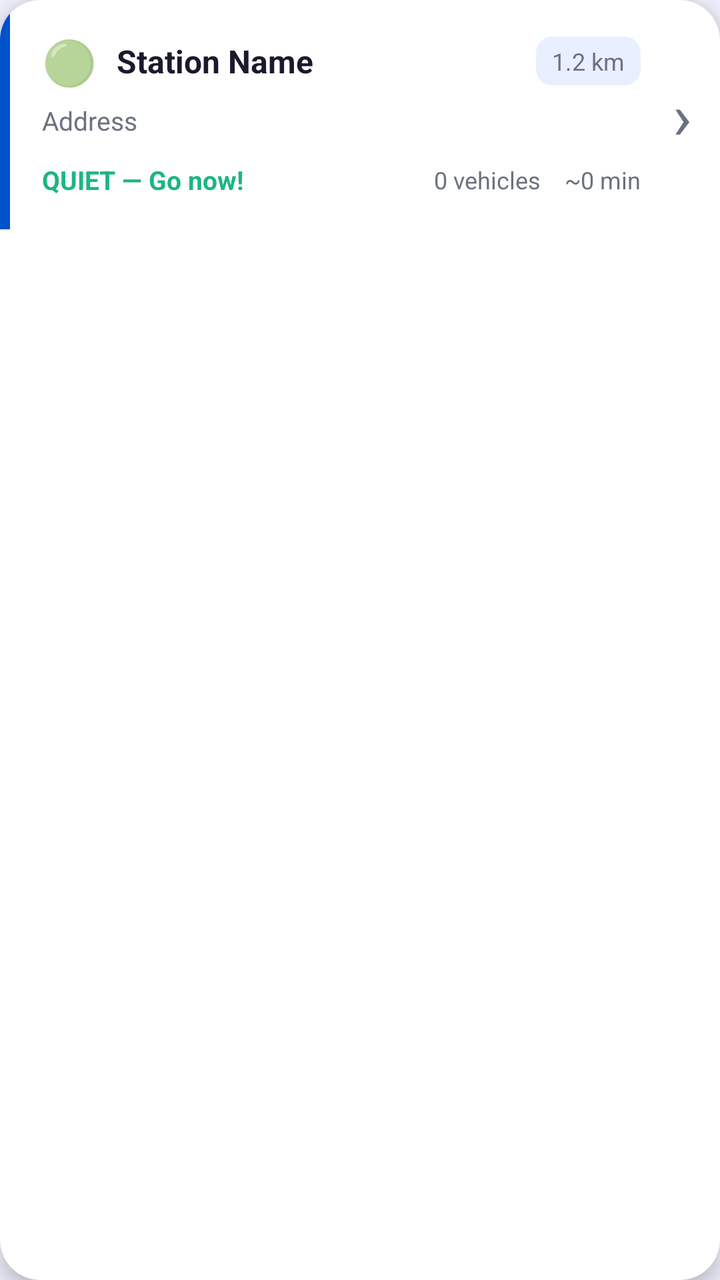
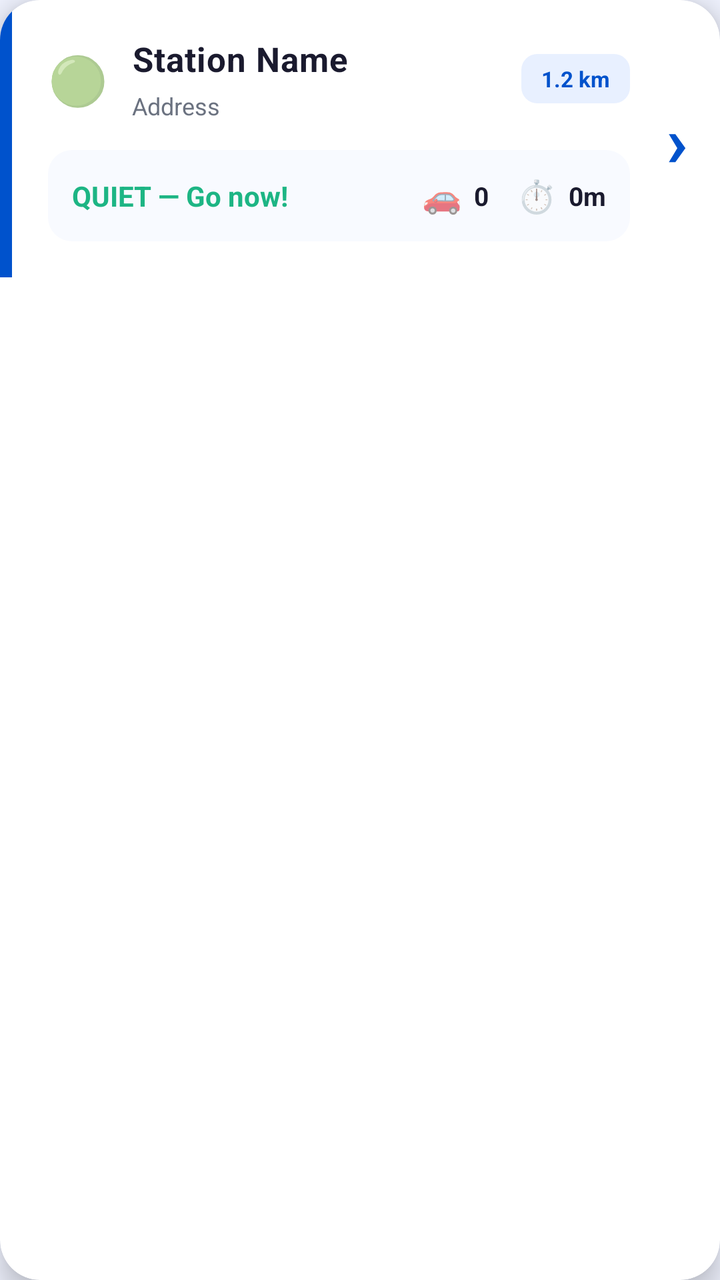

The first picture is an Android layout as it rendered before a commit; the second is the same layout after the commit. The layout source and the unified diff follow.
<!-- AndroidManifest.xml: application theme Theme.FuelQueue -->
<!-- res/layout/item_station.xml -->
<?xml version="1.0" encoding="utf-8"?>
<androidx.cardview.widget.CardView
    xmlns:android="http://schemas.android.com/apk/res/android"
    xmlns:app="http://schemas.android.com/apk/res-auto"
    android:layout_width="match_parent"
    android:layout_height="wrap_content"
    android:layout_marginHorizontal="12dp"
    android:layout_marginVertical="8dp"
    app:cardCornerRadius="20dp"
    app:cardElevation="6dp"
    app:cardBackgroundColor="@color/surface">

    <LinearLayout
        android:layout_width="match_parent"
        android:layout_height="wrap_content"
        android:orientation="horizontal">

        
        <View
            android:id="@+id/crowd_indicator"
            android:layout_width="5dp"
            android:layout_height="match_parent"
            android:background="@color/colorPrimary" />

        <LinearLayout
            android:layout_width="0dp"
            android:layout_height="wrap_content"
            android:layout_weight="1"
            android:orientation="vertical"
            android:padding="16dp">

            
            <LinearLayout
                android:layout_width="match_parent"
                android:layout_height="wrap_content"
                android:orientation="horizontal"
                android:gravity="center_vertical">

                <TextView
                    android:id="@+id/tv_crowd_emoji"
                    android:layout_width="wrap_content"
                    android:layout_height="wrap_content"
                    android:text="🟢"
                    android:textSize="22sp"
                    android:layout_marginEnd="10dp" />

                <TextView
                    android:id="@+id/tv_station_name"
                    android:layout_width="0dp"
                    android:layout_height="wrap_content"
                    android:layout_weight="1"
                    android:text="Station Name"
                    android:textColor="@color/text_primary"
                    android:textSize="16sp"
                    android:textStyle="bold" />

                <TextView
                    android:id="@+id/tv_distance"
                    android:layout_width="wrap_content"
                    android:layout_height="wrap_content"
                    android:text="1.2 km"
                    android:textColor="@color/text_secondary"
                    android:textSize="12sp"
                    android:background="@drawable/distance_badge"
                    android:paddingHorizontal="8dp"
                    android:paddingVertical="4dp" />
            </LinearLayout>

            <TextView
                android:id="@+id/tv_address"
                android:layout_width="match_parent"
                android:layout_height="wrap_content"
                android:layout_marginTop="6dp"
                android:text="Address"
                android:textColor="@color/text_secondary"
                android:textSize="13sp" />

            
            <LinearLayout
                android:layout_width="match_parent"
                android:layout_height="wrap_content"
                android:layout_marginTop="12dp"
                android:orientation="horizontal"
                android:gravity="center_vertical">

                <TextView
                    android:id="@+id/tv_crowd_level"
                    android:layout_width="0dp"
                    android:layout_height="wrap_content"
                    android:layout_weight="1"
                    android:text="QUIET — Go now!"
                    android:textColor="@color/crowd_low"
                    android:textSize="13sp"
                    android:textStyle="bold" />

                <TextView
                    android:id="@+id/tv_active_users"
                    android:layout_width="wrap_content"
                    android:layout_height="wrap_content"
                    android:text="0 vehicles"
                    android:textColor="@color/text_secondary"
                    android:textSize="12sp"
                    android:layout_marginEnd="12dp" />

                <TextView
                    android:id="@+id/tv_wait_time"
                    android:layout_width="wrap_content"
                    android:layout_height="wrap_content"
                    android:text="~0 min"
                    android:textColor="@color/text_secondary"
                    android:textSize="12sp" />
            </LinearLayout>
        </LinearLayout>

        
        <TextView
            android:layout_width="wrap_content"
            android:layout_height="wrap_content"
            android:layout_gravity="center_vertical"
            android:layout_marginEnd="14dp"
            android:text="›"
            android:textColor="@color/text_secondary"
            android:textSize="32sp" />

    </LinearLayout>
</androidx.cardview.widget.CardView>
<!-- resources referenced by this layout -->
<resources>
  <color name="colorPrimary">#0052CC</color>
  <color name="crowd_low">#1DB584</color>
  <color name="surface">#FFFFFF</color>
  <color name="text_primary">#1A1A2E</color>
  <color name="text_secondary">#6B7280</color>
  <!-- drawable distance_badge (drawable) -->
  <?xml version="1.0" encoding="utf-8"?>
  <shape xmlns:android="http://schemas.android.com/apk/res/android"
      android:shape="rectangle">
      <solid android:color="@color/colorPrimaryLight" />
      <corners android:radius="8dp" />
  </shape>
  <style name="Theme.FuelQueue" parent="Theme.MaterialComponents.DayNight.NoActionBar">
          <item name="colorPrimary">@color/colorPrimary</item>
          <item name="colorPrimaryVariant">@color/colorPrimaryDark</item>
          <item name="colorSecondary">@color/colorAccent</item>
          <item name="colorTertiary">@color/colorTeal</item>
          <item name="android:colorBackground">@color/background</item>
          <item name="android:statusBarColor">@color/colorPrimary</item>
          <item name="android:windowBackground">@color/background</item>
          <item name="android:textColorPrimary">@color/text_primary</item>
          <item name="android:textColorSecondary">@color/text_secondary</item>
          <item name="windowActionBar">false</item>
          <item name="windowNoTitle">true</item>
          <item name="windowActionBarOverlay">false</item>
          
          <item name="shapeAppearanceSmallComponent">@style/ShapeAppearance.FuelQueue.SmallComponent</item>
          <item name="shapeAppearanceMediumComponent">@style/ShapeAppearance.FuelQueue.MediumComponent</item>
          <item name="shapeAppearanceLargeComponent">@style/ShapeAppearance.FuelQueue.LargeComponent</item>
      </style>
  <color name="colorPrimaryLight">#E8F0FF</color>
  <color name="colorPrimaryDark">#003A99</color>
  <color name="colorAccent">#FF6B4A</color>
  <color name="colorTeal">#1DB584</color>
  <color name="background">#F0F3FF</color>
  <style name="ShapeAppearance.FuelQueue.SmallComponent" parent="ShapeAppearance.MaterialComponents.SmallComponent">
          <item name="cornerFamily">rounded</item>
          <item name="cornerSize">8dp</item>
      </style>
  <style name="ShapeAppearance.FuelQueue.MediumComponent" parent="ShapeAppearance.MaterialComponents.MediumComponent">
          <item name="cornerFamily">rounded</item>
          <item name="cornerSize">12dp</item>
      </style>
  <style name="ShapeAppearance.FuelQueue.LargeComponent" parent="ShapeAppearance.MaterialComponents.LargeComponent">
          <item name="cornerFamily">rounded</item>
          <item name="cornerSize">28dp</item>
      </style>
</resources>

<!-- the commit's change to res/layout/item_station.xml (unified diff, before → after) -->
@@ -5,9 +5,9 @@
     android:layout_width="match_parent"
     android:layout_height="wrap_content"
     android:layout_marginHorizontal="12dp"
-    android:layout_marginVertical="8dp"
+    android:layout_marginVertical="10dp"
     app:cardCornerRadius="20dp"
-    app:cardElevation="6dp"
+    app:cardElevation="8dp"
     app:cardBackgroundColor="@color/surface">
 
     <LinearLayout
@@ -18,7 +18,7 @@
         
         <View
             android:id="@+id/crowd_indicator"
-            android:layout_width="5dp"
+            android:layout_width="6dp"
             android:layout_height="match_parent"
             android:background="@color/colorPrimary" />
 
@@ -27,7 +27,7 @@
             android:layout_height="wrap_content"
             android:layout_weight="1"
             android:orientation="vertical"
-            android:padding="16dp">
+            android:padding="18dp">
 
             
             <LinearLayout
@@ -41,46 +41,59 @@
                     android:layout_width="wrap_content"
                     android:layout_height="wrap_content"
                     android:text="🟢"
-                    android:textSize="22sp"
-                    android:layout_marginEnd="10dp" />
+                    android:textSize="24sp"
+                    android:layout_marginEnd="12dp" />
 
-                <TextView
-                    android:id="@+id/tv_station_name"
+                <LinearLayout
                     android:layout_width="0dp"
                     android:layout_height="wrap_content"
                     android:layout_weight="1"
-                    android:text="Station Name"
-                    android:textColor="@color/text_primary"
-                    android:textSize="16sp"
-                    android:textStyle="bold" />
+                    android:orientation="vertical">
+
+                    <TextView
+                        android:id="@+id/tv_station_name"
+                        android:layout_width="wrap_content"
+                        android:layout_height="wrap_content"
+                        android:text="Station Name"
+                        android:textColor="@color/text_primary"
+                        android:textSize="17sp"
+                        android:textStyle="bold"
+                        android:letterSpacing="0.02" />
+
+                    <TextView
+                        android:id="@+id/tv_address"
+                        android:layout_width="match_parent"
+                        android:layout_height="wrap_content"
+                        android:layout_marginTop="4dp"
+                        android:text="Address"
+                        android:textColor="@color/text_secondary"
+                        android:textSize="12sp"
+                        android:maxLines="1"
+                        android:ellipsize="end" />
+                </LinearLayout>
 
                 <TextView
                     android:id="@+id/tv_distance"
                     android:layout_width="wrap_content"
                     android:layout_height="wrap_content"
                     android:text="1.2 km"
-                    android:textColor="@color/text_secondary"
-                    android:textSize="12sp"
+                    android:textColor="@color/colorPrimary"
+                    android:textSize="11sp"
+                    android:textStyle="bold"
                     android:background="@drawable/distance_badge"
-                    android:paddingHorizontal="8dp"
-                    android:paddingVertical="4dp" />
+                    android:paddingHorizontal="10dp"
+                    android:paddingVertical="5dp"
+                    android:layout_marginStart="12dp" />
             </LinearLayout>
-
-            <TextView
-                android:id="@+id/tv_address"
-                android:layout_width="match_parent"
-                android:layout_height="wrap_content"
-                android:layout_marginTop="6dp"
-                android:text="Address"
-                android:textColor="@color/text_secondary"
-                android:textSize="13sp" />
 
             
             <LinearLayout
                 android:layout_width="match_parent"
                 android:layout_height="wrap_content"
-                android:layout_marginTop="12dp"
+                android:layout_marginTop="14dp"
                 android:orientation="horizontal"
+                android:background="@drawable/list_item_stat_background"
+                android:padding="12dp"
                 android:gravity="center_vertical">
 
                 <TextView
@@ -90,25 +103,56 @@
                     android:layout_weight="1"
                     android:text="QUIET — Go now!"
                     android:textColor="@color/crowd_low"
-                    android:textSize="13sp"
+                    android:textSize="14sp"
                     android:textStyle="bold" />
 
-                <TextView
-                    android:id="@+id/tv_active_users"
+                <LinearLayout
                     android:layout_width="wrap_content"
                     android:layout_height="wrap_content"
-                    android:text="0 vehicles"
-                    android:textColor="@color/text_secondary"
-                    android:textSize="12sp"
-                    android:layout_marginEnd="12dp" />
+                    android:orientation="horizontal"
+                    android:gravity="center_vertical"
+                    android:layout_marginStart="12dp">
 
-                <TextView
-                    android:id="@+id/tv_wait_time"
+                    <TextView
+                        android:layout_width="wrap_content"
+                        android:layout_height="wrap_content"
+                        android:text="🚗"
+                        android:textSize="16sp"
+                        android:layout_marginEnd="6dp" />
+
+                    <TextView
+                        android:id="@+id/tv_active_users"
+                        android:layout_width="wrap_content"
+                        android:layout_height="wrap_content"
+                        android:text="0"
+                        android:textColor="@color/text_primary"
+                        android:textSize="13sp"
+                        android:textStyle="bold" />
+                </LinearLayout>
+
+                <LinearLayout
                     android:layout_width="wrap_content"
                     android:layout_height="wrap_content"
-                    android:text="~0 min"
-                    android:textColor="@color/text_secondary"
-                    android:textSize="12sp" />
+                    android:orientation="horizontal"
+                    android:gravity="center_vertical"
+                    android:layout_marginStart="14dp">
+
+                    <TextView
+                        android:layout_width="wrap_content"
+                        android:layout_height="wrap_content"
+                        android:text="⏱️"
+                        android:textSize="16sp"
+                        android:layout_marginEnd="6dp" />
+
+                    <TextView
+                        android:id="@+id/tv_wait_time"
+                        android:layout_width="wrap_content"
+                        android:layout_height="wrap_content"
+                        android:text="0m"
+                        android:textColor="@color/text_primary"
+                        android:textSize="13sp"
+                        android:textStyle="bold" />
+                </LinearLayout>
             </LinearLayout>
         </LinearLayout>
 
@@ -117,10 +161,11 @@
             android:layout_width="wrap_content"
             android:layout_height="wrap_content"
             android:layout_gravity="center_vertical"
-            android:layout_marginEnd="14dp"
+            android:layout_marginEnd="16dp"
             android:text="›"
-            android:textColor="@color/text_secondary"
-            android:textSize="32sp" />
+            android:textColor="@color/colorPrimary"
+            android:textSize="36sp"
+            android:textStyle="bold" />
 
     </LinearLayout>
 </androidx.cardview.widget.CardView>
<!-- resource entries referenced after the edit -->
@@ -11,6 +11,13 @@
       android:shape="rectangle">
       <solid android:color="@color/colorPrimaryLight" />
       <corners android:radius="8dp" />
+  </shape>
+  <!-- drawable list_item_stat_background (drawable) -->
+  <?xml version="1.0" encoding="utf-8"?>
+  <shape xmlns:android="http://schemas.android.com/apk/res/android"
+      android:shape="rectangle">
+      <solid android:color="@color/surface_light" />
+      <corners android:radius="12dp" />
   </shape>
   <style name="Theme.FuelQueue" parent="Theme.MaterialComponents.DayNight.NoActionBar">
           <item name="colorPrimary">@color/colorPrimary</item>
@@ -31,6 +38,7 @@
           <item name="shapeAppearanceLargeComponent">@style/ShapeAppearance.FuelQueue.LargeComponent</item>
       </style>
   <color name="colorPrimaryLight">#E8F0FF</color>
+  <color name="surface_light">#F8FAFF</color>
   <color name="colorPrimaryDark">#003A99</color>
   <color name="colorAccent">#FF6B4A</color>
   <color name="colorTeal">#1DB584</color>
